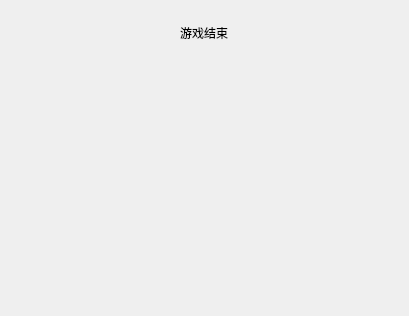
Before: the Qt Designer form settlement.ui in wwwxyz123/shanghaifusheng, drawn with Qt 5.
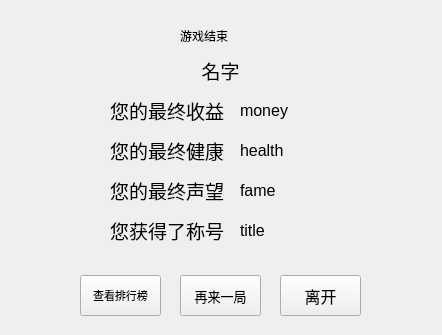
After: the same form once the commit is applied.

Commit message: 迁移uitest内容

The edit to the form file:
```diff
--- a/settlement.ui
+++ b/settlement.ui
@@ -6,26 +6,250 @@
    <rect>
     <x>0</x>
     <y>0</y>
-    <width>409</width>
-    <height>316</height>
+    <width>442</width>
+    <height>335</height>
    </rect>
   </property>
   <property name="windowTitle">
    <string>Form</string>
   </property>
-  <widget class="QLabel" name="label">
+  <widget class="QPushButton" name="leave">
    <property name="geometry">
     <rect>
+     <x>280</x>
+     <y>275</y>
+     <width>81</width>
+     <height>41</height>
+    </rect>
+   </property>
+   <property name="font">
+    <font>
+     <pointsize>12</pointsize>
+    </font>
+   </property>
+   <property name="text">
+    <string>离开</string>
+   </property>
+  </widget>
+  <widget class="QLabel" name="label_2">
+   <property name="geometry">
+    <rect>
+     <x>110</x>
+     <y>135</y>
+     <width>121</width>
+     <height>31</height>
+    </rect>
+   </property>
+   <property name="font">
+    <font>
+     <family>楷体</family>
+     <pointsize>14</pointsize>
+    </font>
+   </property>
+   <property name="text">
+    <string>您的最终健康：</string>
+   </property>
+  </widget>
+  <widget class="QLabel" name="fame">
+   <property name="geometry">
+    <rect>
+     <x>240</x>
+     <y>175</y>
+     <width>121</width>
+     <height>31</height>
+    </rect>
+   </property>
+   <property name="font">
+    <font>
+     <pointsize>12</pointsize>
+    </font>
+   </property>
+   <property name="text">
+    <string>fame</string>
+   </property>
+  </widget>
+  <widget class="QPushButton" name="newgame">
+   <property name="geometry">
+    <rect>
      <x>180</x>
-     <y>25</y>
-     <width>54</width>
-     <height>16</height>
+     <y>275</y>
+     <width>81</width>
+     <height>41</height>
     </rect>
+   </property>
+   <property name="font">
+    <font>
+     <pointsize>10</pointsize>
+    </font>
+   </property>
+   <property name="text">
+    <string>再来一局</string>
+   </property>
+  </widget>
+  <widget class="QLabel" name="name">
+   <property name="geometry">
+    <rect>
+     <x>0</x>
+     <y>55</y>
+     <width>441</width>
+     <height>31</height>
+    </rect>
+   </property>
+   <property name="font">
+    <font>
+     <family>楷体</family>
+     <pointsize>14</pointsize>
+    </font>
+   </property>
+   <property name="text">
+    <string>&lt;html&gt;&lt;head/&gt;&lt;body&gt;&lt;p align=&quot;center&quot;&gt;名字&lt;/p&gt;&lt;/body&gt;&lt;/html&gt;</string>
+   </property>
+  </widget>
+  <widget class="QLabel" name="money">
+   <property name="geometry">
+    <rect>
+     <x>240</x>
+     <y>95</y>
+     <width>121</width>
+     <height>31</height>
+    </rect>
+   </property>
+   <property name="font">
+    <font>
+     <pointsize>12</pointsize>
+    </font>
+   </property>
+   <property name="text">
+    <string>money</string>
+   </property>
+  </widget>
+  <widget class="QLabel" name="label_4">
+   <property name="geometry">
+    <rect>
+     <x>110</x>
+     <y>215</y>
+     <width>121</width>
+     <height>31</height>
+    </rect>
+   </property>
+   <property name="font">
+    <font>
+     <family>楷体</family>
+     <pointsize>14</pointsize>
+    </font>
+   </property>
+   <property name="text">
+    <string>您获得了称号：</string>
+   </property>
+  </widget>
+  <widget class="QLabel" name="contenttitle">
+   <property name="geometry">
+    <rect>
+     <x>180</x>
+     <y>10</y>
+     <width>96</width>
+     <height>51</height>
+    </rect>
+   </property>
+   <property name="styleSheet">
+    <string notr="true">font: 16pt &quot;楷体&quot;;</string>
    </property>
    <property name="text">
     <string>游戏结束</string>
    </property>
   </widget>
+  <widget class="QLabel" name="label">
+   <property name="geometry">
+    <rect>
+     <x>110</x>
+     <y>95</y>
+     <width>121</width>
+     <height>31</height>
+    </rect>
+   </property>
+   <property name="font">
+    <font>
+     <family>楷体</family>
+     <pointsize>14</pointsize>
+    </font>
+   </property>
+   <property name="text">
+    <string>您的最终收益：</string>
+   </property>
+  </widget>
+  <widget class="QLabel" name="health">
+   <property name="geometry">
+    <rect>
+     <x>240</x>
+     <y>135</y>
+     <width>121</width>
+     <height>31</height>
+    </rect>
+   </property>
+   <property name="font">
+    <font>
+     <pointsize>12</pointsize>
+    </font>
+   </property>
+   <property name="text">
+    <string>health</string>
+   </property>
+  </widget>
+  <widget class="QLabel" name="label_3">
+   <property name="geometry">
+    <rect>
+     <x>110</x>
+     <y>175</y>
+     <width>121</width>
+     <height>31</height>
+    </rect>
+   </property>
+   <property name="font">
+    <font>
+     <family>楷体</family>
+     <pointsize>14</pointsize>
+    </font>
+   </property>
+   <property name="text">
+    <string>您的最终声望：</string>
+   </property>
+  </widget>
+  <widget class="QLabel" name="title">
+   <property name="geometry">
+    <rect>
+     <x>240</x>
+     <y>215</y>
+     <width>196</width>
+     <height>31</height>
+    </rect>
+   </property>
+   <property name="font">
+    <font>
+     <pointsize>12</pointsize>
+    </font>
+   </property>
+   <property name="text">
+    <string>title</string>
+   </property>
+  </widget>
+  <widget class="QPushButton" name="torank">
+   <property name="geometry">
+    <rect>
+     <x>80</x>
+     <y>275</y>
+     <width>81</width>
+     <height>41</height>
+    </rect>
+   </property>
+   <property name="font">
+    <font>
+     <pointsize>8</pointsize>
+    </font>
+   </property>
+   <property name="text">
+    <string>查看排行榜</string>
+   </property>
+  </widget>
  </widget>
  <resources/>
  <connections/>
```
The commit also changes 2 other files.
